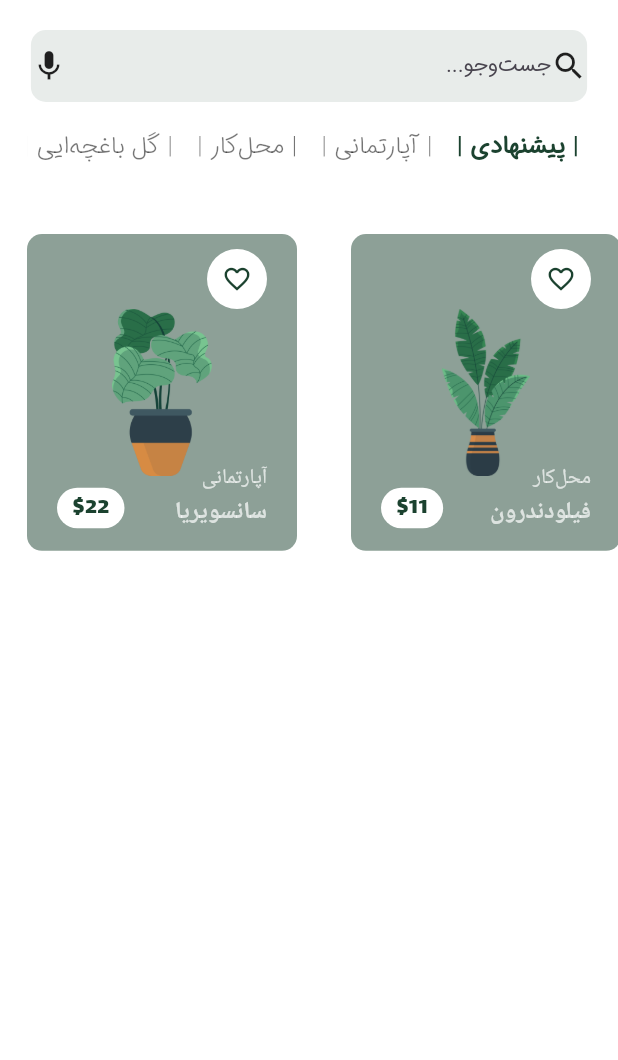
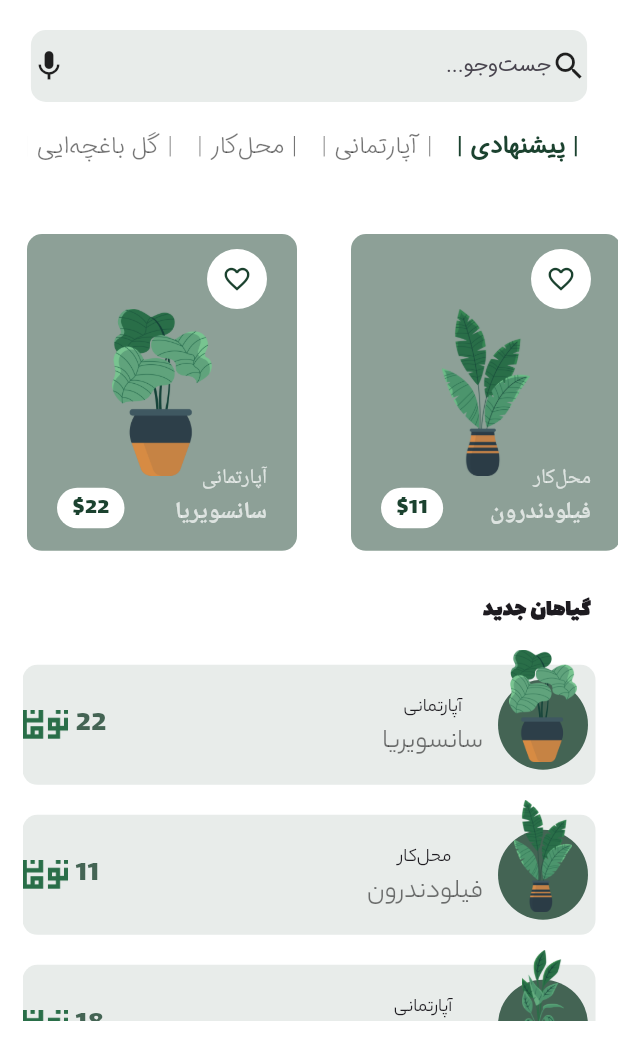
Before and after one commit to MahdiyarMerrixi99/plant-app-flutter, a Flutter app: the HomePage screen opened directly, on a phone screen of 412 x 824 dp. Shown: the top 1060 px of the screen. Run offline on Flutter 3.47's test engine with Material 3 defaults, Android fonts, the phone set to English and light mode, and no system bars; our stand-ins replace animated_bottom_navigation_bar, page_transition; Roboto replaces fonts that are missing (YekanBakh).

Commit message:
home page finished

```diff
--- a/lib/screens/home_page.dart
+++ b/lib/screens/home_page.dart
@@ -216,6 +216,108 @@ class _HomePageState extends State<HomePage> {
                 },
               ),
             ),
+            Container(
+              alignment: Alignment.centerRight,
+              padding: EdgeInsets.only(right: 18, top: 10, bottom: 15),
+              child: Text(
+                'گیاهان جدید',
+                style: TextStyle(
+                  fontWeight: FontWeight.bold,
+                  fontSize: 16,
+                  fontFamily: 'lalezar',
+                ),
+              ),
+            ),
+
+            //products2
+            Container(
+              padding: EdgeInsets.symmetric(horizontal: 15),
+              height: size.height * 0.3,
+              child: ListView.builder(
+                itemCount: plantList.length,
+                itemBuilder: (context, index) {
+                  return Container(
+                    height: 80,
+                    margin: EdgeInsets.only(bottom: 10, top: 10),
+                    padding: EdgeInsets.only(right: 5),
+                    decoration: BoxDecoration(
+                      color: Constants.primaryColor.withOpacity(0.1),
+                      borderRadius: BorderRadius.circular(10),
+                    ),
+                    child: Row(
+                      mainAxisAlignment: MainAxisAlignment.spaceBetween,
+                      children: [
+                        Row(
+                          children: [
+                            SizedBox(
+                              height: 20,
+                              child: Image.asset(
+                                'assets/images/PriceUnit-green.png',
+                              ),
+                            ),
+                            SizedBox(width: 5),
+                            Text(
+                              plantList[index].price.toString(),
+                              style: TextStyle(
+                                color: Constants.primaryColor.withOpacity(0.8),
+                                fontSize: 20,
+                                fontFamily: 'lalezar',
+                              ),
+                            ),
+                          ],
+                        ),
+                        Stack(
+                          clipBehavior: Clip.none,
+                          children: [
+                            Container(
+                              width: 60,
+                              height: 60,
+                              decoration: BoxDecoration(
+                                color: Constants.primaryColor.withOpacity(0.8),
+                                shape: BoxShape.circle,
+                              ),
+                            ),
+                            Positioned(
+                              bottom: 5,
+                              right: 5,
+                              left: 5,
+                              child: SizedBox(
+                                height: 75,
+                                child: Image.asset(plantList[index].imageURL),
+                              ),
+                            ),
+                            Positioned(
+                              bottom: 5,
+                              right: 70,
+
+                              child: Column(
+                                children: [
+                                  Text(
+                                    plantList[index].category,
+                                    style: TextStyle(
+                                      fontFamily: 'yekan',
+                                      fontSize: 13.0,
+                                    ),
+                                  ),
+                                  Text(
+                                    plantList[index].plantName,
+                                    style: TextStyle(
+                                      fontFamily: 'yekan',
+                                      fontSize: 18.0,
+                                      color: Constants.blackColor,
+                                    ),
+                                  ),
+                                ],
+                              ),
+                            ),
+                          ],
+                        ),
+                      ],
+                    ),
+                  );
+                },
+              ),
+            ),
           ],
         ),
       ),
```
